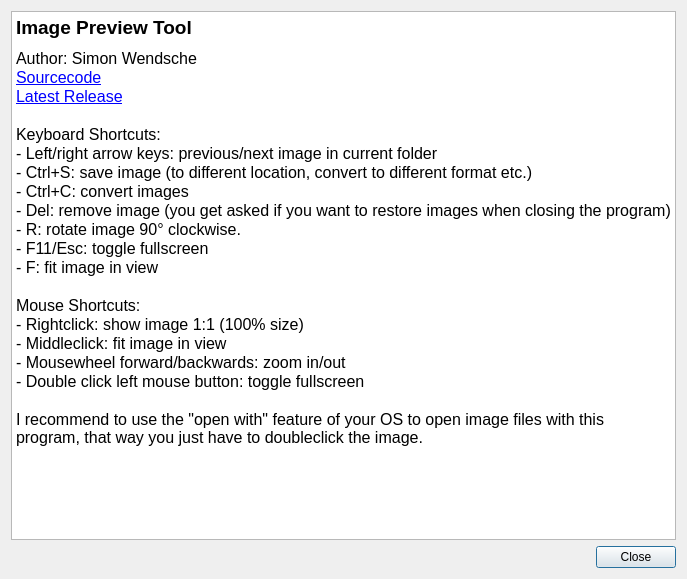
Theverat/ImagePreview, file helpdialog.ui: the form before one commit.
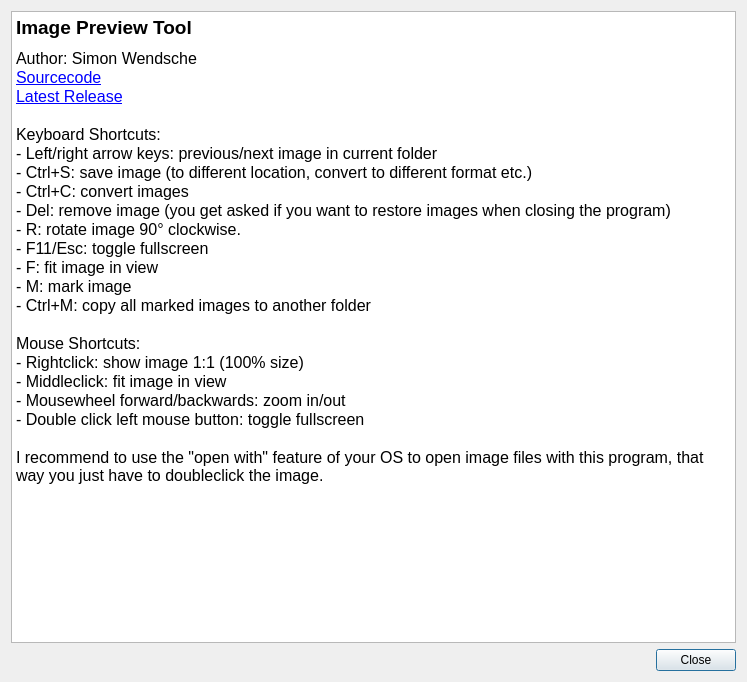
The form after the commit.

Commit message: new feature: M to mark an image, Ctrl+M to copy all marked images to another folder

What changed in the file:
```diff
--- a/helpdialog.ui
+++ b/helpdialog.ui
@@ -6,8 +6,8 @@
    <rect>
     <x>0</x>
     <y>0</y>
-    <width>687</width>
-    <height>579</height>
+    <width>747</width>
+    <height>682</height>
    </rect>
   </property>
   <property name="windowTitle">
@@ -18,32 +18,34 @@
     <widget class="QTextBrowser" name="textBrowser">
      <property name="html">
       <string>&lt;!DOCTYPE HTML PUBLIC &quot;-//W3C//DTD HTML 4.0//EN&quot; &quot;http://www.w3.org/TR/REC-html40/strict.dtd&quot;&gt;
-&lt;html&gt;&lt;head&gt;&lt;meta name=&quot;qrichtext&quot; content=&quot;1&quot; /&gt;&lt;style type=&quot;text/css&quot;&gt;
+&lt;html&gt;&lt;head&gt;&lt;meta name=&quot;qrichtext&quot; content=&quot;1&quot; /&gt;&lt;meta charset=&quot;utf-8&quot; /&gt;&lt;style type=&quot;text/css&quot;&gt;
 p, li { white-space: pre-wrap; }
-&lt;/style&gt;&lt;/head&gt;&lt;body style=&quot; font-family:'Cantarell'; font-size:12pt; font-weight:400; font-style:normal;&quot;&gt;
-&lt;p style=&quot; margin-top:0px; margin-bottom:0px; margin-left:0px; margin-right:0px; -qt-block-indent:0; text-indent:0px;&quot;&gt;&lt;span style=&quot; font-size:14pt; font-weight:600;&quot;&gt;Image Preview Tool&lt;/span&gt; &lt;/p&gt;
-&lt;p style=&quot; margin-top:0px; margin-bottom:0px; margin-left:0px; margin-right:0px; -qt-block-indent:0; text-indent:0px;&quot;&gt;&lt;span style=&quot; font-size:6pt;&quot;&gt; &lt;/span&gt;&lt;/p&gt;
-&lt;p style=&quot; margin-top:0px; margin-bottom:0px; margin-left:0px; margin-right:0px; -qt-block-indent:0; text-indent:0px;&quot;&gt;Author: Simon Wendsche&lt;/p&gt;
-&lt;p style=&quot; margin-top:0px; margin-bottom:0px; margin-left:0px; margin-right:0px; -qt-block-indent:0; text-indent:0px;&quot;&gt;&lt;a href=&quot;https://github.com/Theverat/ImagePreview&quot;&gt;&lt;span style=&quot; text-decoration: underline; color:#0000ff;&quot;&gt;Sourcecode&lt;/span&gt;&lt;/a&gt;&lt;/p&gt;
+&lt;/style&gt;&lt;/head&gt;&lt;body style=&quot; font-family:'Segoe UI'; font-size:9pt; font-weight:400; font-style:normal;&quot;&gt;
+&lt;p style=&quot; margin-top:0px; margin-bottom:0px; margin-left:0px; margin-right:0px; -qt-block-indent:0; text-indent:0px;&quot;&gt;&lt;span style=&quot; font-family:'Cantarell'; font-size:14pt; font-weight:600;&quot;&gt;Image Preview Tool&lt;/span&gt;&lt;span style=&quot; font-family:'Cantarell'; font-size:12pt;&quot;&gt; &lt;/span&gt;&lt;/p&gt;
+&lt;p style=&quot; margin-top:0px; margin-bottom:0px; margin-left:0px; margin-right:0px; -qt-block-indent:0; text-indent:0px;&quot;&gt;&lt;span style=&quot; font-family:'Cantarell'; font-size:6pt;&quot;&gt; &lt;/span&gt;&lt;/p&gt;
+&lt;p style=&quot; margin-top:0px; margin-bottom:0px; margin-left:0px; margin-right:0px; -qt-block-indent:0; text-indent:0px;&quot;&gt;&lt;span style=&quot; font-family:'Cantarell'; font-size:12pt;&quot;&gt;Author: Simon Wendsche&lt;/span&gt;&lt;/p&gt;
+&lt;p style=&quot; margin-top:0px; margin-bottom:0px; margin-left:0px; margin-right:0px; -qt-block-indent:0; text-indent:0px;&quot;&gt;&lt;a href=&quot;https://github.com/Theverat/ImagePreview&quot;&gt;&lt;span style=&quot; font-family:'Cantarell'; font-size:12pt; text-decoration: underline; color:#0000ff;&quot;&gt;Sourcecode&lt;/span&gt;&lt;/a&gt;&lt;/p&gt;
 &lt;p style=&quot; margin-top:0px; margin-bottom:0px; margin-left:0px; margin-right:0px; -qt-block-indent:0; text-indent:0px;&quot;&gt;&lt;a href=&quot;https://github.com/Theverat/ImagePreview/releases
-&quot;&gt;&lt;span style=&quot; text-decoration: underline; color:#0000ff;&quot;&gt;Latest Release&lt;/span&gt;&lt;/a&gt;&lt;/p&gt;
-&lt;p style=&quot;-qt-paragraph-type:empty; margin-top:0px; margin-bottom:0px; margin-left:0px; margin-right:0px; -qt-block-indent:0; text-indent:0px;&quot;&gt;&lt;br /&gt;&lt;/p&gt;
-&lt;p style=&quot; margin-top:0px; margin-bottom:0px; margin-left:0px; margin-right:0px; -qt-block-indent:0; text-indent:0px;&quot;&gt;Keyboard Shortcuts:&lt;/p&gt;
-&lt;p style=&quot; margin-top:0px; margin-bottom:0px; margin-left:0px; margin-right:0px; -qt-block-indent:0; text-indent:0px;&quot;&gt;- Left/right arrow keys: previous/next image in current folder&lt;/p&gt;
-&lt;p style=&quot; margin-top:0px; margin-bottom:0px; margin-left:0px; margin-right:0px; -qt-block-indent:0; text-indent:0px;&quot;&gt;- Ctrl+S: save image (to different location, convert to different format etc.)&lt;/p&gt;
-&lt;p style=&quot; margin-top:0px; margin-bottom:0px; margin-left:0px; margin-right:0px; -qt-block-indent:0; text-indent:0px;&quot;&gt;- Ctrl+C: convert images&lt;/p&gt;
-&lt;p style=&quot; margin-top:0px; margin-bottom:0px; margin-left:0px; margin-right:0px; -qt-block-indent:0; text-indent:0px;&quot;&gt;- Del: remove image (you get asked if you want to restore images when closing the program)&lt;/p&gt;
-&lt;p style=&quot; margin-top:0px; margin-bottom:0px; margin-left:0px; margin-right:0px; -qt-block-indent:0; text-indent:0px;&quot;&gt;- R: rotate image 90° clockwise. &lt;/p&gt;
-&lt;p style=&quot; margin-top:0px; margin-bottom:0px; margin-left:0px; margin-right:0px; -qt-block-indent:0; text-indent:0px;&quot;&gt;- F11/Esc: toggle fullscreen&lt;/p&gt;
-&lt;p style=&quot; margin-top:0px; margin-bottom:0px; margin-left:0px; margin-right:0px; -qt-block-indent:0; text-indent:0px;&quot;&gt;- F: fit image in view&lt;/p&gt;
-&lt;p style=&quot;-qt-paragraph-type:empty; margin-top:0px; margin-bottom:0px; margin-left:0px; margin-right:0px; -qt-block-indent:0; text-indent:0px;&quot;&gt;&lt;br /&gt;&lt;/p&gt;
-&lt;p style=&quot; margin-top:0px; margin-bottom:0px; margin-left:0px; margin-right:0px; -qt-block-indent:0; text-indent:0px;&quot;&gt;Mouse Shortcuts:&lt;/p&gt;
-&lt;p style=&quot; margin-top:0px; margin-bottom:0px; margin-left:0px; margin-right:0px; -qt-block-indent:0; text-indent:0px;&quot;&gt;- Rightclick: show image 1:1 (100% size)&lt;/p&gt;
-&lt;p style=&quot; margin-top:0px; margin-bottom:0px; margin-left:0px; margin-right:0px; -qt-block-indent:0; text-indent:0px;&quot;&gt;- Middleclick: fit image in view&lt;/p&gt;
-&lt;p style=&quot; margin-top:0px; margin-bottom:0px; margin-left:0px; margin-right:0px; -qt-block-indent:0; text-indent:0px;&quot;&gt;- Mousewheel forward/backwards: zoom in/out&lt;/p&gt;
-&lt;p style=&quot; margin-top:0px; margin-bottom:0px; margin-left:0px; margin-right:0px; -qt-block-indent:0; text-indent:0px;&quot;&gt;- Double click left mouse button: toggle fullscreen&lt;/p&gt;
-&lt;p style=&quot;-qt-paragraph-type:empty; margin-top:0px; margin-bottom:0px; margin-left:0px; margin-right:0px; -qt-block-indent:0; text-indent:0px;&quot;&gt;&lt;br /&gt;&lt;/p&gt;
-&lt;p style=&quot; margin-top:0px; margin-bottom:0px; margin-left:0px; margin-right:0px; -qt-block-indent:0; text-indent:0px;&quot;&gt;I recommend to use the &amp;quot;open with&amp;quot; feature of your OS to open image files with this program, that way you just have to doubleclick the image.&lt;/p&gt;&lt;/body&gt;&lt;/html&gt;</string>
+&quot;&gt;&lt;span style=&quot; font-family:'Cantarell'; font-size:12pt; text-decoration: underline; color:#0000ff;&quot;&gt;Latest Release&lt;/span&gt;&lt;/a&gt;&lt;/p&gt;
+&lt;p style=&quot;-qt-paragraph-type:empty; margin-top:0px; margin-bottom:0px; margin-left:0px; margin-right:0px; -qt-block-indent:0; text-indent:0px; font-family:'Cantarell'; font-size:12pt;&quot;&gt;&lt;br /&gt;&lt;/p&gt;
+&lt;p style=&quot; margin-top:0px; margin-bottom:0px; margin-left:0px; margin-right:0px; -qt-block-indent:0; text-indent:0px;&quot;&gt;&lt;span style=&quot; font-family:'Cantarell'; font-size:12pt;&quot;&gt;Keyboard Shortcuts:&lt;/span&gt;&lt;/p&gt;
+&lt;p style=&quot; margin-top:0px; margin-bottom:0px; margin-left:0px; margin-right:0px; -qt-block-indent:0; text-indent:0px;&quot;&gt;&lt;span style=&quot; font-family:'Cantarell'; font-size:12pt;&quot;&gt;- Left/right arrow keys: previous/next image in current folder&lt;/span&gt;&lt;/p&gt;
+&lt;p style=&quot; margin-top:0px; margin-bottom:0px; margin-left:0px; margin-right:0px; -qt-block-indent:0; text-indent:0px;&quot;&gt;&lt;span style=&quot; font-family:'Cantarell'; font-size:12pt;&quot;&gt;- Ctrl+S: save image (to different location, convert to different format etc.)&lt;/span&gt;&lt;/p&gt;
+&lt;p style=&quot; margin-top:0px; margin-bottom:0px; margin-left:0px; margin-right:0px; -qt-block-indent:0; text-indent:0px;&quot;&gt;&lt;span style=&quot; font-family:'Cantarell'; font-size:12pt;&quot;&gt;- Ctrl+C: convert images&lt;/span&gt;&lt;/p&gt;
+&lt;p style=&quot; margin-top:0px; margin-bottom:0px; margin-left:0px; margin-right:0px; -qt-block-indent:0; text-indent:0px;&quot;&gt;&lt;span style=&quot; font-family:'Cantarell'; font-size:12pt;&quot;&gt;- Del: remove image (you get asked if you want to restore images when closing the program)&lt;/span&gt;&lt;/p&gt;
+&lt;p style=&quot; margin-top:0px; margin-bottom:0px; margin-left:0px; margin-right:0px; -qt-block-indent:0; text-indent:0px;&quot;&gt;&lt;span style=&quot; font-family:'Cantarell'; font-size:12pt;&quot;&gt;- R: rotate image 90° clockwise. &lt;/span&gt;&lt;/p&gt;
+&lt;p style=&quot; margin-top:0px; margin-bottom:0px; margin-left:0px; margin-right:0px; -qt-block-indent:0; text-indent:0px;&quot;&gt;&lt;span style=&quot; font-family:'Cantarell'; font-size:12pt;&quot;&gt;- F11/Esc: toggle fullscreen&lt;/span&gt;&lt;/p&gt;
+&lt;p style=&quot; margin-top:0px; margin-bottom:0px; margin-left:0px; margin-right:0px; -qt-block-indent:0; text-indent:0px;&quot;&gt;&lt;span style=&quot; font-family:'Cantarell'; font-size:12pt;&quot;&gt;- F: fit image in view&lt;/span&gt;&lt;/p&gt;
+&lt;p style=&quot; margin-top:0px; margin-bottom:0px; margin-left:0px; margin-right:0px; -qt-block-indent:0; text-indent:0px;&quot;&gt;&lt;span style=&quot; font-family:'Cantarell'; font-size:12pt;&quot;&gt;- M: mark image&lt;/span&gt;&lt;/p&gt;
+&lt;p style=&quot; margin-top:0px; margin-bottom:0px; margin-left:0px; margin-right:0px; -qt-block-indent:0; text-indent:0px;&quot;&gt;&lt;span style=&quot; font-family:'Cantarell'; font-size:12pt;&quot;&gt;- Ctrl+M: copy all marked images to another folder&lt;/span&gt;&lt;/p&gt;
+&lt;p style=&quot;-qt-paragraph-type:empty; margin-top:0px; margin-bottom:0px; margin-left:0px; margin-right:0px; -qt-block-indent:0; text-indent:0px; font-family:'Cantarell'; font-size:12pt;&quot;&gt;&lt;br /&gt;&lt;/p&gt;
+&lt;p style=&quot; margin-top:0px; margin-bottom:0px; margin-left:0px; margin-right:0px; -qt-block-indent:0; text-indent:0px;&quot;&gt;&lt;span style=&quot; font-family:'Cantarell'; font-size:12pt;&quot;&gt;Mouse Shortcuts:&lt;/span&gt;&lt;/p&gt;
+&lt;p style=&quot; margin-top:0px; margin-bottom:0px; margin-left:0px; margin-right:0px; -qt-block-indent:0; text-indent:0px;&quot;&gt;&lt;span style=&quot; font-family:'Cantarell'; font-size:12pt;&quot;&gt;- Rightclick: show image 1:1 (100% size)&lt;/span&gt;&lt;/p&gt;
+&lt;p style=&quot; margin-top:0px; margin-bottom:0px; margin-left:0px; margin-right:0px; -qt-block-indent:0; text-indent:0px;&quot;&gt;&lt;span style=&quot; font-family:'Cantarell'; font-size:12pt;&quot;&gt;- Middleclick: fit image in view&lt;/span&gt;&lt;/p&gt;
+&lt;p style=&quot; margin-top:0px; margin-bottom:0px; margin-left:0px; margin-right:0px; -qt-block-indent:0; text-indent:0px;&quot;&gt;&lt;span style=&quot; font-family:'Cantarell'; font-size:12pt;&quot;&gt;- Mousewheel forward/backwards: zoom in/out&lt;/span&gt;&lt;/p&gt;
+&lt;p style=&quot; margin-top:0px; margin-bottom:0px; margin-left:0px; margin-right:0px; -qt-block-indent:0; text-indent:0px;&quot;&gt;&lt;span style=&quot; font-family:'Cantarell'; font-size:12pt;&quot;&gt;- Double click left mouse button: toggle fullscreen&lt;/span&gt;&lt;/p&gt;
+&lt;p style=&quot;-qt-paragraph-type:empty; margin-top:0px; margin-bottom:0px; margin-left:0px; margin-right:0px; -qt-block-indent:0; text-indent:0px; font-family:'Cantarell'; font-size:12pt;&quot;&gt;&lt;br /&gt;&lt;/p&gt;
+&lt;p style=&quot; margin-top:0px; margin-bottom:0px; margin-left:0px; margin-right:0px; -qt-block-indent:0; text-indent:0px;&quot;&gt;&lt;span style=&quot; font-family:'Cantarell'; font-size:12pt;&quot;&gt;I recommend to use the &amp;quot;open with&amp;quot; feature of your OS to open image files with this program, that way you just have to doubleclick the image.&lt;/span&gt;&lt;/p&gt;&lt;/body&gt;&lt;/html&gt;</string>
      </property>
     </widget>
    </item>
```
The commit also changes 7 other files.
